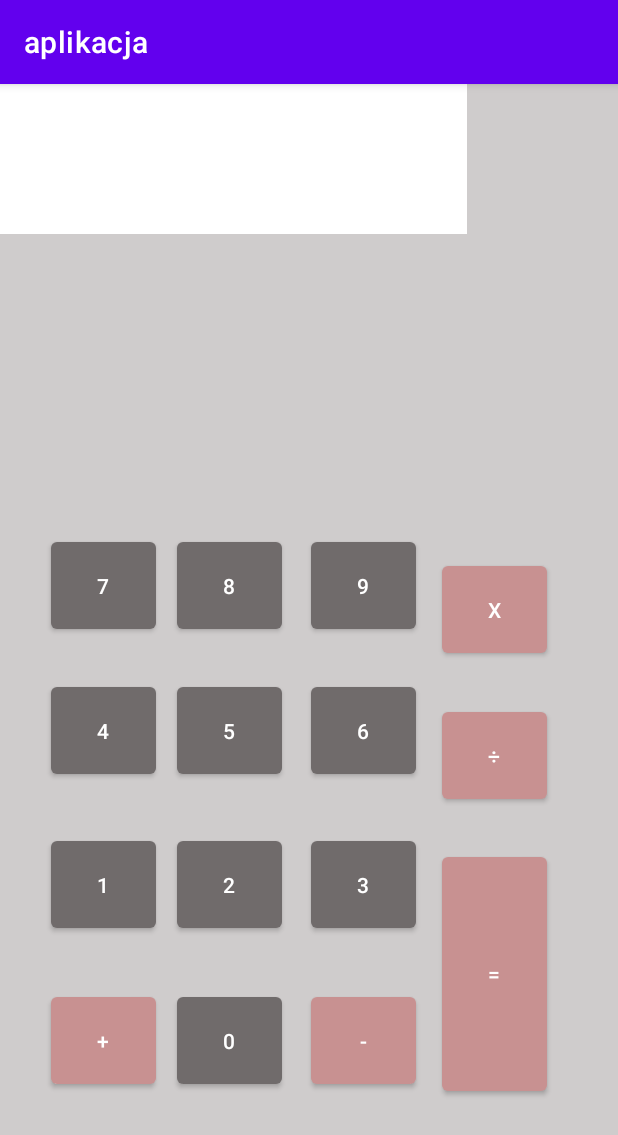
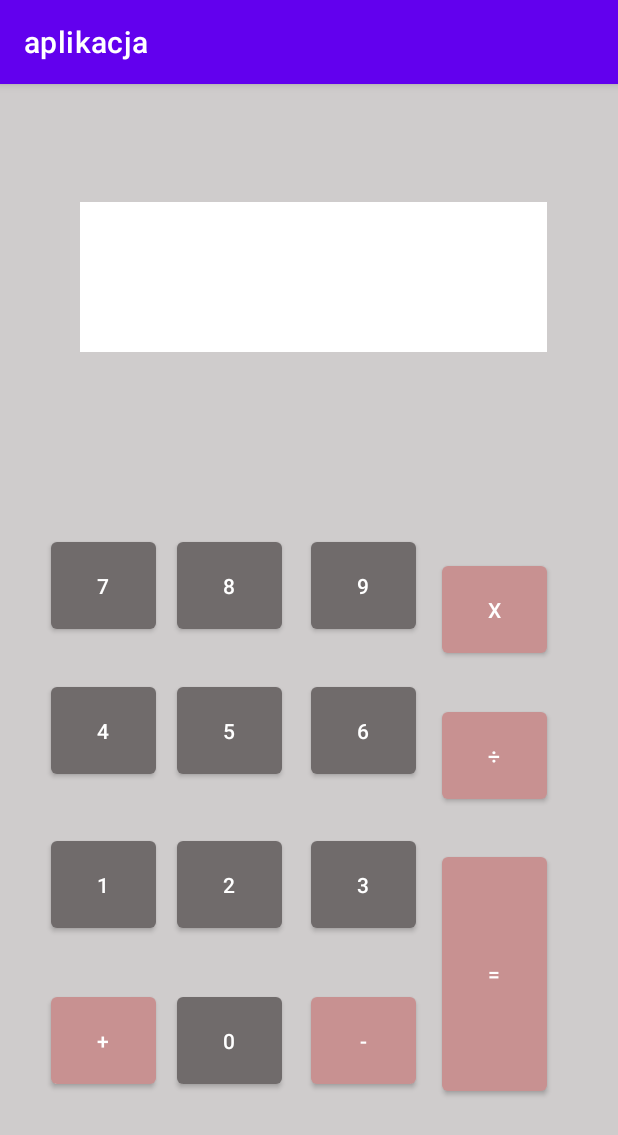
Before and after one commit to LukaszHolowacz/aplikacja, an Android app: the screen it shows after launch (MainActivity), on a phone screen of 412 x 824 dp. Shown: the top 1135 px of the screen. Run offline under Robolectric (Android 15) with nearby library versions, the phone set to English and light mode, and no system bars.

Commit message:
ostatni z lekcji

```diff
--- a/app/src/main/java/com/example/aplikacja/FirstFragment.kt
+++ b/app/src/main/java/com/example/aplikacja/FirstFragment.kt
@@ -24,8 +24,5 @@ class FirstFragment : Fragment() {
     override fun onViewCreated(view: View, savedInstanceState: Bundle?) {
         super.onViewCreated(view, savedInstanceState)
 
-        view.findViewById<Button>(R.id.button_first).setOnClickListener {
-            findNavController().navigate(R.id.action_FirstFragment_to_SecondFragment)
-        }
     }
 }
--- a/app/src/main/res/layout/fragment_first.xml
+++ b/app/src/main/res/layout/fragment_first.xml
@@ -161,7 +161,9 @@
         app:layout_constraintBottom_toTopOf="@+id/wynik"
         app:layout_constraintEnd_toEndOf="parent"
         app:layout_constraintHorizontal_bias="0.265"
-        app:layout_constraintStart_toEndOf="@+id/b9" />
+        app:layout_constraintStart_toEndOf="@+id/b9"
+        app:layout_constraintTop_toBottomOf="@+id/rownanie"
+        app:layout_constraintVertical_bias="1.0" />
 
     <Button
         android:id="@+id/b9"
@@ -210,6 +212,10 @@
         android:layout_height="100dp"
         android:background="#FFFFFF"
         android:textSize="50sp"
-        tools:layout_editor_absoluteX="50dp"
-        tools:layout_editor_absoluteY="78dp" />
+        app:layout_constraintBottom_toBottomOf="parent"
+        app:layout_constraintEnd_toEndOf="parent"
+        app:layout_constraintHorizontal_bias="0.53"
+        app:layout_constraintStart_toStartOf="parent"
+        app:layout_constraintTop_toTopOf="parent"
+        app:layout_constraintVertical_bias="0.118" />
 </androidx.constraintlayout.widget.ConstraintLayout>
```
